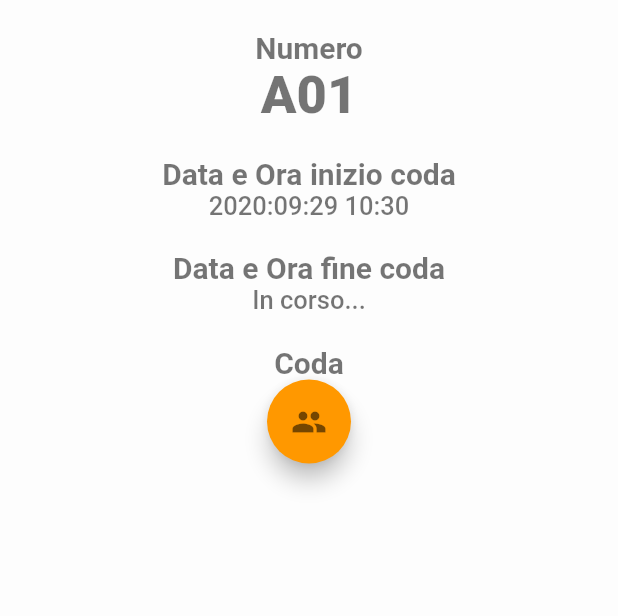
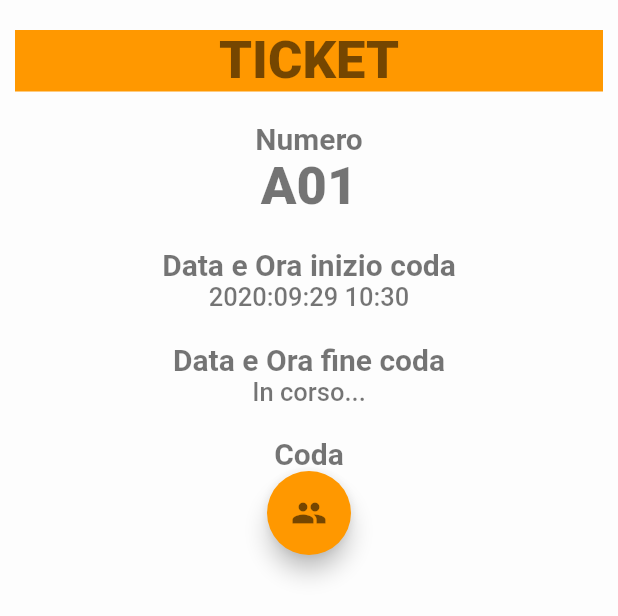
Before and after one commit to GeremiaPompei/YourTurn, a Flutter app: the DetailedTicketView widget shown alone on an empty page, opened directly with empty values, on a phone screen of 412 x 824 dp. Shown: the top 616 px of the screen. Run offline on Flutter 3.47's test engine with Material 2 defaults, Android fonts, the phone set to English and light mode, and no system bars; our stand-ins replace firebase_auth, firebase_core, firebase_messaging, flutter_speed_dial, pull_to_refresh, qr_flutter and 1 more; missing offline and left inert: barcode_scan, flutter_phone_direct_caller; accounts and stored records are empty; Roboto replaces fonts that are missing (Poppins); project files that could hold a hidden picture were left out.

Commit message:
Sistemato ticket in modo da delegare la sua creazione al server, bisogna implementare anche il resto del model in tal modo

```diff
--- a/yourturn_client/lib/model/messaging_functions.dart
+++ b/yourturn_client/lib/model/messaging.dart
@@ -1,11 +1,11 @@
 import 'package:firebase_messaging/firebase_messaging.dart';
 
-class MessagingFunctions {
+class Messaging {
   final FirebaseMessaging _firebaseMessaging = FirebaseMessaging();
   String _token;
   List<Map<String, String>> _messages = [];
 
-  MessagingFunctions() {
+  Messaging() {
     _firebaseMessaging.getToken().then((value) => _token = value);
     _config();
   }
--- a/yourturn_client/lib/model/queue.dart
+++ b/yourturn_client/lib/model/queue.dart
@@ -1,5 +1,5 @@
 import 'dart:convert';
-import 'package:yourturn_client/model/rest_functions.dart';
+import 'package:yourturn_client/model/rest.dart';
 import 'package:yourturn_client/model/ticket.dart';
 import 'package:yourturn_client/model/user.dart';
 
@@ -25,7 +25,7 @@ class Queue {
 
   static Future<Queue> fromJson(Map<String, dynamic> pjson, User user) async {
     Queue finalQueue;
-    RestFunctions rest = new RestFunctions();
+    Rest rest = new Rest();
     String id = pjson['id'];
     int index = pjson['index'];
     String luogo = pjson['luogo'];
@@ -33,7 +33,7 @@ class Queue {
     DateTime startDateTime = DateTime.parse(pjson['startdatetime']);
     DateTime stopDateTime;
     bool isClosed;
-    if (pjson['stopdatetime'] == 'null') {
+    if (pjson['stopdatetime'] == null) {
       stopDateTime = null;
       isClosed = false;
     } else {
@@ -42,12 +42,11 @@ class Queue {
     }
     finalQueue = Queue.all(
         id, luogo, admin, [], startDateTime, stopDateTime, isClosed, index);
-    await _initTicket(pjson['queue'], finalQueue.queue, rest, finalQueue, user);
+    await _initTicket(pjson['tickets'], finalQueue.tickets, rest, finalQueue, user);
     return finalQueue;
   }
 
-  static Future<User> _initUser(
-      String value, User user, RestFunctions rest) async {
+  static Future<User> _initUser(String value, User user, Rest rest) async {
     if (user != null && user.uid == value.toString())
       return user;
     else {
@@ -58,7 +57,7 @@ class Queue {
   }
 
   static Future<dynamic> _initTicket(List<dynamic> lstr, List<Ticket> lt,
-      RestFunctions rest, Queue queue, User user) async {
+      Rest rest, Queue queue, User user) async {
     for (dynamic value in lstr) {
       Map<String, dynamic> res = json.decode(await rest.getTicket(value));
       lt.add(await Ticket.fromJson(res, user, queue));
@@ -71,7 +70,7 @@ class Queue {
     _stopDateTime = DateTime.now();
   }
 
-  List<Ticket> get queue => _tickets;
+  List<Ticket> get tickets => _tickets;
 
   User get admin => _admin;
 
@@ -88,12 +87,12 @@ class Queue {
   int get index => _index;
 
   Map<String, dynamic> toMap() => {
-        'id': id,
-        'luogo': luogo,
-        'admin': admin.uid,
-        'queue': queue.map((element) => element.numberId).toList(),
-        'startdatetime': startDateTime.toString(),
-        'stopdatetime': stopDateTime.toString(),
+        'id': _id,
+        'luogo': _luogo,
+        'admin': _admin.uid,
+        'tickets': _tickets.map((element) => element.numberId).toList(),
+        'startdatetime': _startDateTime.toString(),
+        'stopdatetime': _stopDateTime == null ? null : _stopDateTime.toString(),
         'index': _index,
       };
 }
--- a/yourturn_client/lib/model/ticket.dart
+++ b/yourturn_client/lib/model/ticket.dart
@@ -1,7 +1,7 @@
 import 'dart:convert';
-
+import 'package:intl/intl.dart';
 import 'package:yourturn_client/model/queue.dart';
-import 'package:yourturn_client/model/rest_functions.dart';
+import 'package:yourturn_client/model/rest.dart';
 import 'package:yourturn_client/model/user.dart';
 import 'package:yourturn_client/utility/ticketnumber_converter.dart';
 
@@ -16,7 +16,7 @@ class Ticket {
     _startEnqueue = DateTime.now();
     _numberId = queue.id +
         '-' +
-        TicketNumberConverter().fromInt(this._queue.queue.length + 1);
+        TicketNumberConverter().fromInt(this._queue.tickets.length + 1);
   }
 
   Ticket.all(this._numberId, this._startEnqueue, this._stopEnqueue, this._queue,
@@ -24,14 +24,14 @@ class Ticket {
 
   static Future<Ticket> fromJson(
       Map<String, dynamic> pjson, User user, Queue queue) async {
-    RestFunctions rest = new RestFunctions();
+    Rest rest = new Rest();
     User finaluser = user != null && pjson['user'] == user.uid
         ? user
         : User.fromJsonUser(json.decode(await rest.getUser(pjson['user'])));
     String number = pjson['numberid'];
     DateTime startEnqueue = DateTime.parse(pjson['startenqueue']);
     DateTime stopEnqueue;
-    if (pjson['stopenqueue'] == 'null') {
+    if (pjson['stopenqueue'] == null) {
       stopEnqueue = null;
     } else {
       stopEnqueue = DateTime.parse(pjson['stopenqueue']);
@@ -62,7 +62,7 @@ class Ticket {
   Map<String, dynamic> toMap() => {
         'numberid': _numberId,
         'startenqueue': startQueue.toString(),
-        'stopenqueue': stopQueue.toString(),
+        'stopenqueue': stopQueue == null ? null : stopQueue.toString(),
         'queue': _queue.id,
         'user': _user.uid,
       };
--- a/yourturn_client/lib/model/user.dart
+++ b/yourturn_client/lib/model/user.dart
@@ -1,6 +1,6 @@
 import 'dart:convert';
 import 'package:yourturn_client/model/queue.dart';
-import 'package:yourturn_client/model/rest_functions.dart';
+import 'package:yourturn_client/model/rest.dart';
 import 'ticket.dart';
 
 class User {
@@ -49,7 +49,7 @@ class User {
   }
 
   static Future<User> fromJsonAdmin(Map<String, dynamic> pjson) async {
-    RestFunctions rest = new RestFunctions();
+    Rest rest = new Rest();
     User user = User.fromJsonUser(pjson);
     Function funcQueue = (str) async =>
         await Queue.fromJson(json.decode(await rest.getQueue(str)), user);
--- a/yourturn_client/lib/utility/stile_text.dart
+++ b/yourturn_client/lib/utility/stile_text.dart
@@ -24,6 +24,13 @@ class StileText {
     color: Colore.front1,
   );
 
+  static final sottotitoloWhite = TextStyle(
+    fontFamily: Font.sottotitolo,
+    fontWeight: FontWeight.w700,
+    fontSize: 20,
+    color: Colore.back2,
+  );
+
   static final corpo = TextStyle(
     fontFamily: Font.corpo,
     fontWeight: FontWeight.w500,
--- a/yourturn_client/lib/view/detailedticket_view.dart
+++ b/yourturn_client/lib/view/detailedticket_view.dart
@@ -28,6 +28,17 @@ class _DetailedTicketViewState extends State<DetailedTicketView> {
       color: Colore.back2,
       child: ListView(
         children: [
+          Padding(
+            padding: EdgeInsets.fromLTRB(0, 10, 0, 10),
+            child: Container(
+              alignment: Alignment.center,
+              color: Colore.back1,
+              child: Text(
+                'TICKET',
+                style: StileText.titolo,
+              ),
+            ),
+          ),
           CellView(
             'Numero',
             Text(widget._ticket.numberCode.toString(), style: StileText.titolo),
--- a/yourturn_client/lib/view/main_view.dart
+++ b/yourturn_client/lib/view/main_view.dart
@@ -23,7 +23,7 @@ class _MainViewState extends State<MainView> {
 
   @override
   void initState() {
-    _onItemTapped(0);
+    _onItemTapped(1);
   }
 
   void _onItemTapped(int index) {
--- a/yourturn_client/lib/view/queuelist_view.dart
+++ b/yourturn_client/lib/view/queuelist_view.dart
@@ -58,7 +58,7 @@ class _QueueListViewState extends State<QueueListView> {
               shape: BoxShape.circle,
             ),
             child: Text(
-              widget._queues[i].queue.length.toString(),
+              widget._queues[i].tickets.length.toString(),
               style: StileText.sottotitolo,
             ),
           ),
--- a/yourturn_client/lib/view/service_view.dart
+++ b/yourturn_client/lib/view/service_view.dart
@@ -38,7 +38,7 @@ class _ServiceViewState extends State<ServiceView> {
 
   void set() {
     setState(() {
-      _ticket = widget._controller.last.queue
+      _ticket = widget._controller.last.tickets
           .where((element) =>
               element.numberCode ==
               TicketNumberConverter().fromInt(widget._controller.last.index))
@@ -102,7 +102,7 @@ class _ServiceViewState extends State<ServiceView> {
             CellView(
               'Persone in coda',
               Text(
-                widget._controller.last.queue.length.toString(),
+                widget._controller.last.tickets.length.toString(),
                 style: StileText.titolo,
               ),
             ),
@@ -137,7 +137,7 @@ class _ServiceViewState extends State<ServiceView> {
                     _indexProssimo = 1;
                   });
                   if (widget._controller.last.index <=
-                      widget._controller.last.queue.length) {
+                      widget._controller.last.tickets.length) {
                     await widget._controller.next();
                     await widget._controller.update();
                     set();
```
Also changed, not shown: yourturn_client/lib/controller/main_controller.dart (+37 -39 lines), yourturn_client/lib/model/authentication.dart (added, +18 -0 lines), yourturn_client/lib/model/rest.dart (renamed from yourturn_client/lib/model/rest_functions.dart, +14 -14 lines), yourturn_client/lib/view/detailedqueue_view.dart (+21 -1 lines), yourturn_client/lib/view/detaileduser_view.dart (+11 -0 lines), yourturn_client/lib/view/ticketlist_view.dart (+32 -9 lines), yourturn_client/assets/icon/icon.JPG, 31 other files.
